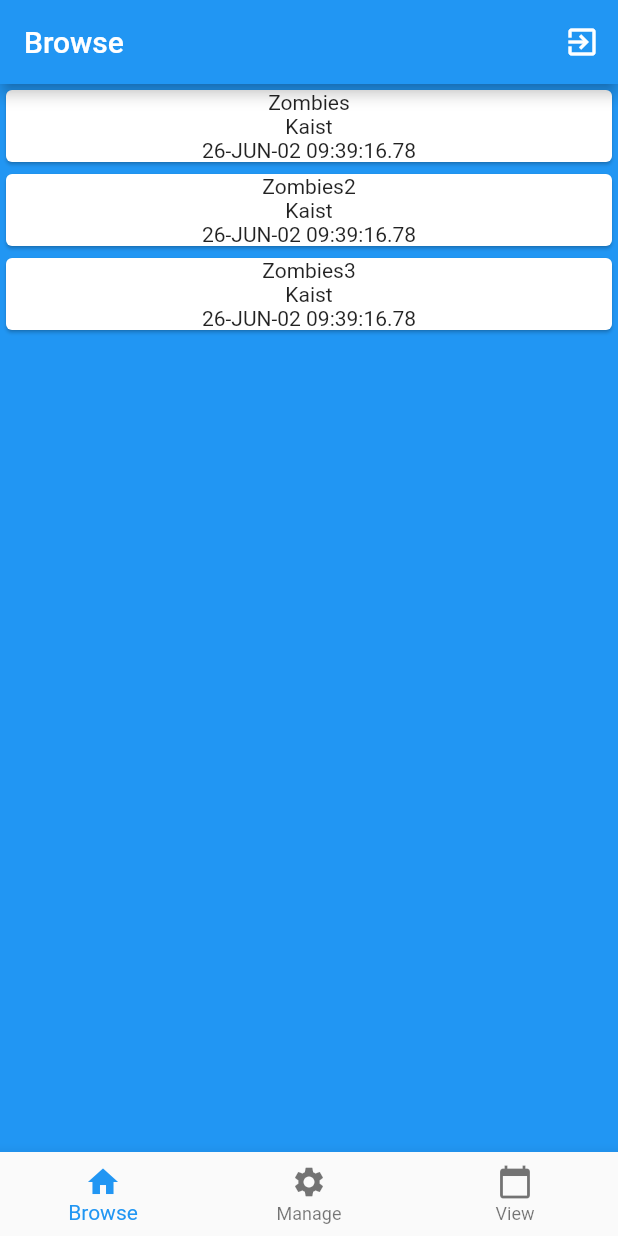
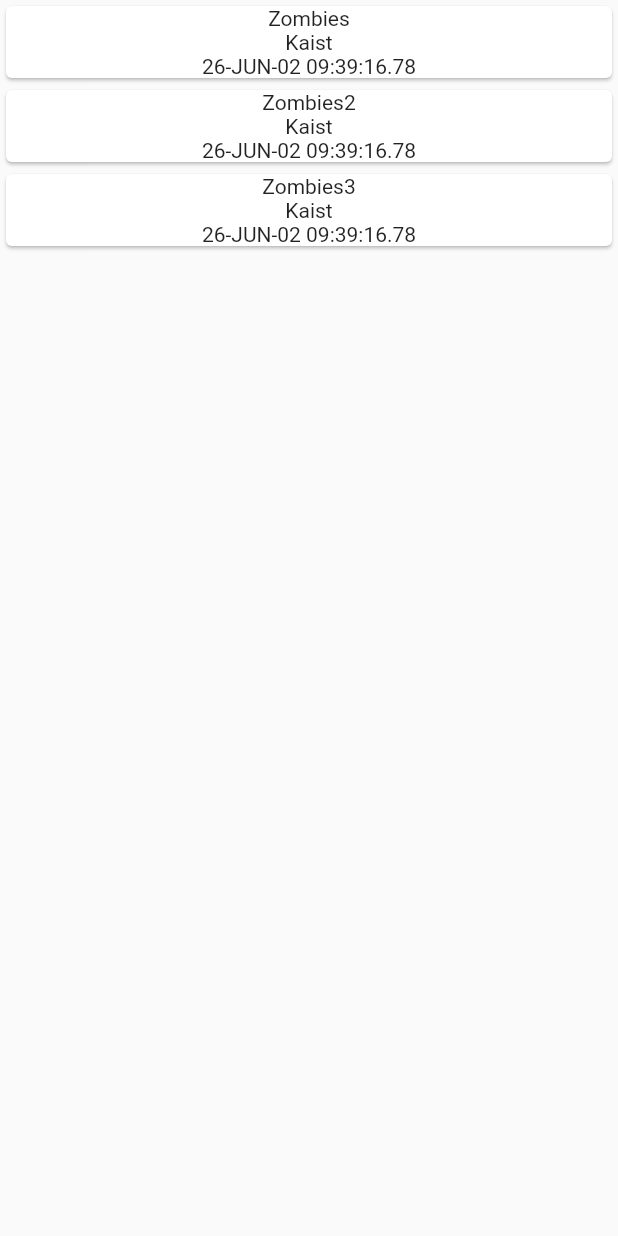
Before and after one commit to myaldiz/ByteMe, a Flutter app: the BrowsePage widget shown alone on an empty page, opened directly, on a phone screen of 412 x 824 dp. Run offline on Flutter 3.47's test engine with Material 2 defaults, Android fonts, the phone set to English and light mode, and no system bars.

Commit message:
update UI...

```diff
--- a/ui/byteme/lib/browse.dart
+++ b/ui/byteme/lib/browse.dart
@@ -17,34 +17,16 @@ class BrowsePageState extends State<BrowsePage> {
   Widget build(BuildContext context) {
     if (cardsList.length == 0) {
       createCardList();
-      return Scaffold();
+      return Container();
     }
-    return Scaffold(
-        backgroundColor: Theme.of(context).primaryColor,
-        appBar: AppBar(
-            title: Text("Browse"),
-            automaticallyImplyLeading: false,
-            actions: <Widget>[
-              IconButton(
-                  icon: Icon(Icons.exit_to_app),
-                  onPressed: () {
-                    Navigator.popAndPushNamed(context, '/login');
-                  })
-            ]),
-        bottomNavigationBar: BottomNavigationBar(items: [
-          BottomNavigationBarItem(
-              icon: Icon(Icons.home), title: Text("Browse")),
-          BottomNavigationBarItem(
-              icon: Icon(Icons.settings), title: Text("Manage")),
-          BottomNavigationBarItem(
-              icon: Icon(Icons.calendar_today), title: Text("View"))
-        ]),
-        body: ListView(
+    return Container(
+        child: ListView(
           children: cardsList,
         ));
   }
 
   Future<void> createCardList() async {
+    List<Widget> newCardsList = [];
     String responseString = await rootBundle
         .loadString('JsonInterface/Server_Response/List_events.json');
     Map<String, dynamic> responseContent = json.decode(responseString);
@@ -56,9 +38,10 @@ class BrowsePageState extends State<BrowsePage> {
           Text(event["time"])
         ])
       );
-      setState(() {
-        cardsList.add(card);
-      });
+      newCardsList.add(card);
+    });
+    setState(() {
+      cardsList = newCardsList;
     });
   }
 }
--- a/ui/byteme/lib/main.dart
+++ b/ui/byteme/lib/main.dart
@@ -2,7 +2,7 @@ import 'package:flutter/material.dart';
 
 import 'login.dart';
 import 'signup.dart';
-import 'browse.dart';
+import 'home.dart';
 
 void main() => runApp(MyApp());
 
@@ -16,7 +16,7 @@ class MyApp extends StatelessWidget {
       theme: appTheme,
       initialRoute: '/login',
       routes: <String, WidgetBuilder>{
-        '/': (BuildContext context) => BrowsePage(),
+        '/': (BuildContext context) => HomePage(),
         '/login': (BuildContext context) => LoginPage(),
         '/signup': (BuildContext context) => SignupPage(),
       },
```
Also changed, not shown: ui/byteme/lib/home.dart (added, +52 -0 lines).
